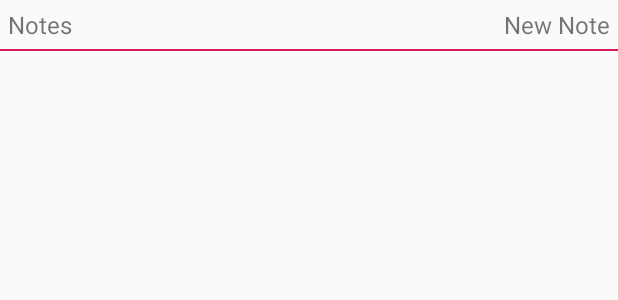
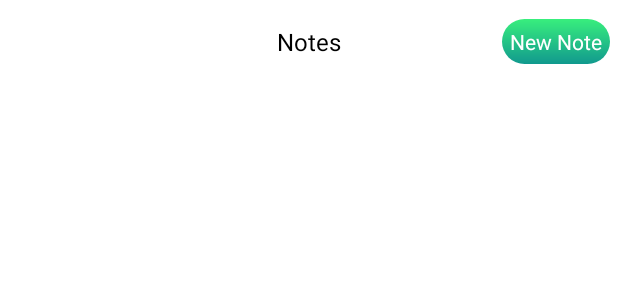
Before and after one commit to Shamivul/Notes, an Android app: the layout activity_main.xml on its own in the app's theme, with its tools: preview values and no code run, on a phone screen of 412 x 824 dp. Shown: the top 300 px of the screen. Run offline under Robolectric (Android 15) with nearby library versions, the phone set to English and light mode, and no system bars.

Commit message:
Notes list design changes

```diff
--- a/app/src/main/AndroidManifest.xml
+++ b/app/src/main/AndroidManifest.xml
@@ -9,7 +9,8 @@
         android:roundIcon="@mipmap/ic_launcher_round"
         android:supportsRtl="true"
         android:theme="@style/AppTheme">
-        <activity android:name=".Activities.ViewNoteActivity"></activity>
+        <activity android:name=".Activities.ViewNoteActivity">
+        </activity>
         <activity android:name=".Activities.AddNoteActivity" />
         <activity android:name=".MainActivity">
             <intent-filter>
--- /dev/null
+++ b/app/src/main/res/drawable/bg_note_list_item.xml
@@ -0,0 +1,13 @@
+<?xml version="1.0" encoding="utf-8"?>
+<shape android:shape="rectangle"
+    xmlns:android="http://schemas.android.com/apk/res/android">
+
+    <gradient
+        android:angle="90"
+        android:startColor="#11998e"
+        android:endColor="#38ef7d"
+        android:type="linear"/>
+
+    <corners android:radius="16dp"/>
+
+</shape>
--- a/app/src/main/res/layout/activity_main.xml
+++ b/app/src/main/res/layout/activity_main.xml
@@ -4,47 +4,57 @@
     xmlns:tools="http://schemas.android.com/tools"
     android:layout_width="match_parent"
     android:layout_height="match_parent"
+    android:background="#ffffff"
     tools:context=".MainActivity">
+
+
+    <RelativeLayout
+        android:id="@+id/header"
+        android:layout_width="match_parent"
+        android:layout_height="?actionBarSize"
+        app:layout_constraintTop_toTopOf="parent"
+        app:layout_constraintStart_toStartOf="parent"
+        app:layout_constraintEnd_toEndOf="parent"
+        android:background="#ffffff">
 
         <TextView
             android:id="@+id/header_text"
             android:layout_width="wrap_content"
             android:layout_height="wrap_content"
+            android:layout_centerInParent="true"
             android:layout_marginStart="5dp"
             android:layout_marginTop="5dp"
+            android:padding="5dp"
             android:text="@string/app_name"
-        android:textSize="16sp"
-        app:layout_constraintStart_toStartOf="parent"
-        app:layout_constraintTop_toTopOf="parent" />
+            android:textColor="#000000"
+            android:textSize="16sp" />
 
-    <View
-        android:id="@+id/header_divider"
-        android:layout_width="match_parent"
-        android:layout_height="1dp"
-        android:layout_marginTop="5dp"
-        android:background="@color/colorAccent"
-        app:layout_constraintStart_toStartOf="parent"
-        app:layout_constraintTop_toBottomOf="@+id/header_text" />
 
         <TextView
             android:id="@+id/new_note_tv"
             android:layout_width="wrap_content"
             android:layout_height="wrap_content"
-        android:textSize="16sp"
+            android:layout_alignParentEnd="true"
+            android:layout_centerVertical="true"
+            android:layout_marginTop="5dp"
+            android:layout_marginEnd="5dp"
+            android:background="@drawable/bg_note_list_item"
+            android:padding="5dp"
             android:text="@string/new_note_text"
-        app:layout_constraintEnd_toEndOf="parent"
-        android:layout_marginEnd="5dp"
-        android:layout_marginTop="5dp"
-        app:layout_constraintTop_toTopOf="parent"/>
+            android:textColor="?android:textColorPrimary"
+            android:textSize="14sp"
+            app:layout_constraintEnd_toEndOf="parent" />
+
+    </RelativeLayout>
 
     <androidx.recyclerview.widget.RecyclerView
         android:id="@+id/notes_item_recycler_view"
-        android:layout_width="match_parent"
-        android:layout_height="wrap_content"
-        android:layout_marginTop="5dp"
-        android:padding="5dp"
+        android:layout_width="0dp"
+        android:layout_height="0dp"
+        android:paddingBottom="10dp"
+        app:layout_constraintBottom_toBottomOf="parent"
         app:layout_constraintEnd_toEndOf="parent"
         app:layout_constraintStart_toStartOf="parent"
-        app:layout_constraintTop_toBottomOf="@+id/header_divider" />
+        app:layout_constraintTop_toBottomOf="@+id/header" />
 
 </androidx.constraintlayout.widget.ConstraintLayout>
--- a/app/src/main/res/layout/note_view_holder_item.xml
+++ b/app/src/main/res/layout/note_view_holder_item.xml
@@ -4,14 +4,18 @@
     android:id="@+id/note_container"
     android:layout_width="match_parent"
     android:layout_height="wrap_content"
-    android:padding="5dp">
+    android:padding="10dp"
+    android:layout_marginTop="10dp"
+    android:layout_marginStart="10dp"
+    android:layout_marginEnd="10dp"
+    android:background="@drawable/bg_note_list_item">
 
     <TextView
         android:id="@+id/item_title_tv"
         android:layout_width="wrap_content"
         android:layout_height="wrap_content"
         android:text="@string/note_title_text"
-        android:textColor="@color/colorPrimary"
+        android:textColor="?android:textColorPrimary"
         android:textSize="16sp"
         app:layout_constraintStart_toStartOf="parent"
         app:layout_constraintTop_toTopOf="parent" />
@@ -21,7 +25,7 @@
         android:layout_width="wrap_content"
         android:layout_height="wrap_content"
         android:text="@string/note_created_time_text"
-        android:textColor="@color/colorAccent"
+        android:textColor="?android:textColorPrimary"
         android:textSize="14sp"
         android:gravity="start"
         app:layout_constraintEnd_toEndOf="parent"
@@ -30,9 +34,9 @@
     <View
         android:id="@+id/divider"
         android:layout_width="match_parent"
-        android:layout_height="2dp"
+        android:layout_height="1dp"
         android:layout_marginTop="5dp"
-        android:background="@color/colorPrimaryDark"
+        android:background="?android:textColorPrimary"
         app:layout_constraintTop_toBottomOf="@+id/item_created_time_tv"
         app:layout_constraintStart_toStartOf="parent"
         app:layout_constraintEnd_toEndOf="parent"/>
@@ -44,10 +48,13 @@
         android:ellipsize="end"
         android:maxLines="2"
         android:textSize="12sp"
+        android:gravity="start"
+        android:textColor="?android:textColorPrimary"
         android:layout_marginTop="5dp"
         android:text="@string/note_description_text"
         app:layout_constraintEnd_toEndOf="parent"
         app:layout_constraintStart_toStartOf="parent"
+        app:layout_constraintBottom_toBottomOf="parent"
         app:layout_constraintTop_toBottomOf="@+id/divider"/>
 
 </androidx.constraintlayout.widget.ConstraintLayout>
--- a/app/src/main/res/values/styles.xml
+++ b/app/src/main/res/values/styles.xml
@@ -1,11 +1,14 @@
 <resources>
 
     <!-- Base application theme. -->
-    <style name="AppTheme" parent="Theme.AppCompat.Light.DarkActionBar">
+    <style name="AppTheme" parent="Theme.AppCompat.Light.NoActionBar">
         <!-- Customize your theme here. -->
         <item name="colorPrimary">@color/colorPrimary</item>
         <item name="colorPrimaryDark">@color/colorPrimaryDark</item>
         <item name="colorAccent">@color/colorAccent</item>
+        <item name="android:textColorPrimary">#ffffff</item>
+        <item name="android:textColorSecondary">#a9a9a9</item>
+        <item name="colorBackgroundFloating">#1ad9f1</item>
     </style>
 
 </resources>
```
Lines whose indentation alone changed are shown as unchanged.
